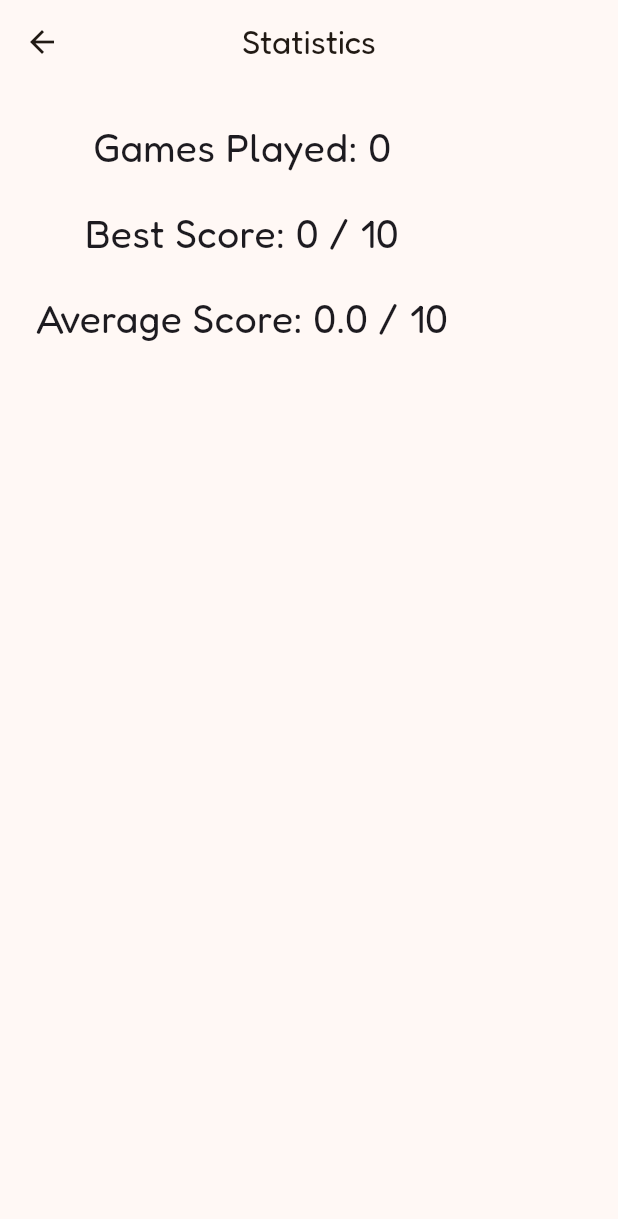
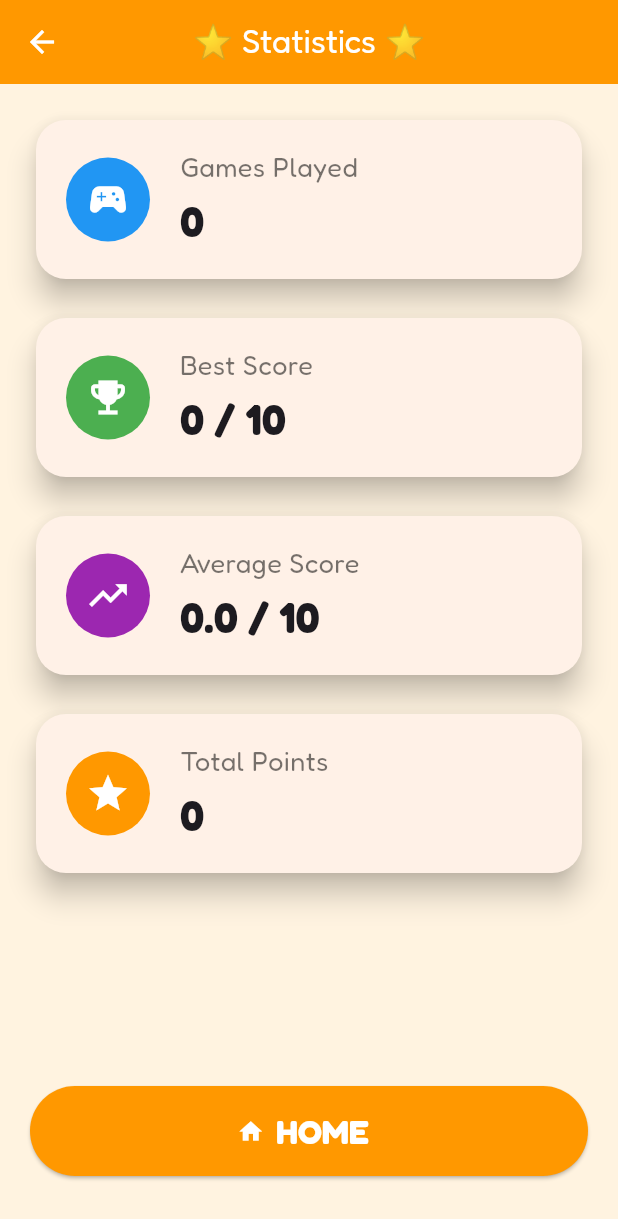
Before and after one commit to Arfrial/dolch-sight-word-game, a Flutter app: the StatsScreen screen opened directly, on a phone screen of 412 x 824 dp. Shown: the top 1219 px of the screen. Run offline on Flutter 3.47's test engine with Material 3 defaults, Android fonts, the phone set to English and light mode, and no system bars; our stand-ins replace google_fonts, shared_preferences; accounts and stored records are empty.

Commit message:
statistics screen polish

```diff
--- a/lib/screens/stats_screen.dart
+++ b/lib/screens/stats_screen.dart
@@ -34,32 +34,137 @@ class _StatsScreenState extends State<StatsScreen> {
         ? 0
         : scores.reduce((a, b) => a + b) / games;
 
+    int totalPoints = scores.fold(0, (sum, score) => sum + score);
+
     return Scaffold(
+      backgroundColor: Colors.orange.shade50,
       appBar: AppBar(
-        title: const Text("Statistics"),
+        title: const Text("⭐ Statistics ⭐"),
         centerTitle: true,
+        backgroundColor: Colors.orange,
+        foregroundColor: Colors.white,
       ),
       body: Padding(
-        padding: const EdgeInsets.all(24),
+        padding: const EdgeInsets.all(20),
         child: Column(
           children: [
-            Text(
-              "Games Played: $games",
-              style: const TextStyle(fontSize: 26),
+
+            buildCard(
+              icon: Icons.sports_esports,
+              title: "Games Played",
+              value: "$games",
+              color: Colors.blue,
+            ),
+
+            const SizedBox(height: 18),
+
+            buildCard(
+              icon: Icons.emoji_events,
+              title: "Best Score",
+              value: "$best / 10",
+              color: Colors.green,
+            ),
+
+            const SizedBox(height: 18),
+
+            buildCard(
+              icon: Icons.trending_up,
+              title: "Average Score",
+              value: "${average.toStringAsFixed(1)} / 10",
+              color: Colors.purple,
+            ),
+
+            const SizedBox(height: 18),
+
+            buildCard(
+              icon: Icons.star,
+              title: "Total Points",
+              value: "$totalPoints",
+              color: Colors.orange,
+            ),
+
+            const Spacer(),
+
+            SizedBox(
+              width: double.infinity,
+              height: 60,
+              child: ElevatedButton.icon(
+                icon: const Icon(Icons.home),
+                label: const Text(
+                  "HOME",
+                  style: TextStyle(
+                    fontSize: 22,
+                    fontWeight: FontWeight.bold,
+                  ),
+                ),
+                style: ElevatedButton.styleFrom(
+                  backgroundColor: Colors.orange,
+                  foregroundColor: Colors.white,
+                ),
+                onPressed: () {
+                  Navigator.pop(context);
+                },
+              ),
             ),
 
             const SizedBox(height: 20),
+          ],
+        ),
+      ),
+    );
+  }
 
-            Text(
-              "Best Score: $best / 10",
-              style: const TextStyle(fontSize: 26),
+  Widget buildCard({
+    required IconData icon,
+    required String title,
+    required String value,
+    required Color color,
+  }) {
+    return Card(
+      elevation: 8,
+      shape: RoundedRectangleBorder(
+        borderRadius: BorderRadius.circular(20),
+      ),
+      child: Padding(
+        padding: const EdgeInsets.symmetric(
+          horizontal: 20,
+          vertical: 18,
+        ),
+        child: Row(
+          children: [
+            CircleAvatar(
+              radius: 28,
+              backgroundColor: color,
+              child: Icon(
+                icon,
+                color: Colors.white,
+                size: 30,
+              ),
             ),
 
-            const SizedBox(height: 20),
+            const SizedBox(width: 20),
 
-            Text(
-              "Average Score: ${average.toStringAsFixed(1)} / 10",
-              style: const TextStyle(fontSize: 26),
+            Expanded(
+              child: Column(
+                crossAxisAlignment: CrossAxisAlignment.start,
+                children: [
+                  Text(
+                    title,
+                    style: const TextStyle(
+                      fontSize: 18,
+                      color: Colors.black54,
+                    ),
+                  ),
+                  const SizedBox(height: 4),
+                  Text(
+                    value,
+                    style: const TextStyle(
+                      fontSize: 28,
+                      fontWeight: FontWeight.bold,
+                    ),
+                  ),
+                ],
+              ),
             ),
           ],
         ),
```
